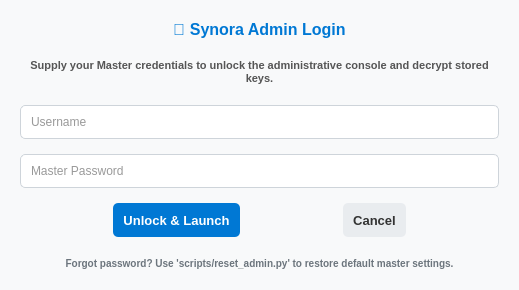
Old version of the form desktop/ui_designer/user_login.ui in the repository Arean82/Synora_Studio.
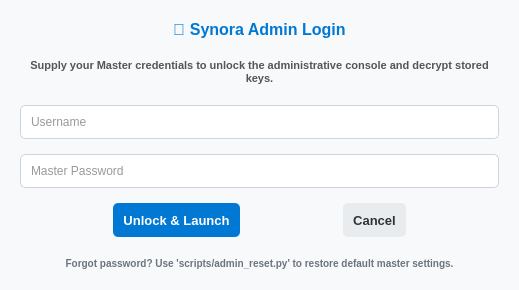
New version of the form.

```diff
--- a/desktop/ui_designer/user_login.ui
+++ b/desktop/ui_designer/user_login.ui
@@ -217,7 +217,7 @@
       <string notr="true">color: #6c757d; font-size: 10px; margin-top: 5px;</string>
      </property>
      <property name="text">
-      <string>Forgot password? Use 'scripts/reset_admin.py' to restore default master settings.</string>
+      <string>Forgot password? Use 'scripts/admin_reset.py' to restore default master settings.</string>
      </property>
      <property name="alignment">
       <set>Qt::AlignmentFlag::AlignCenter</set>
```
